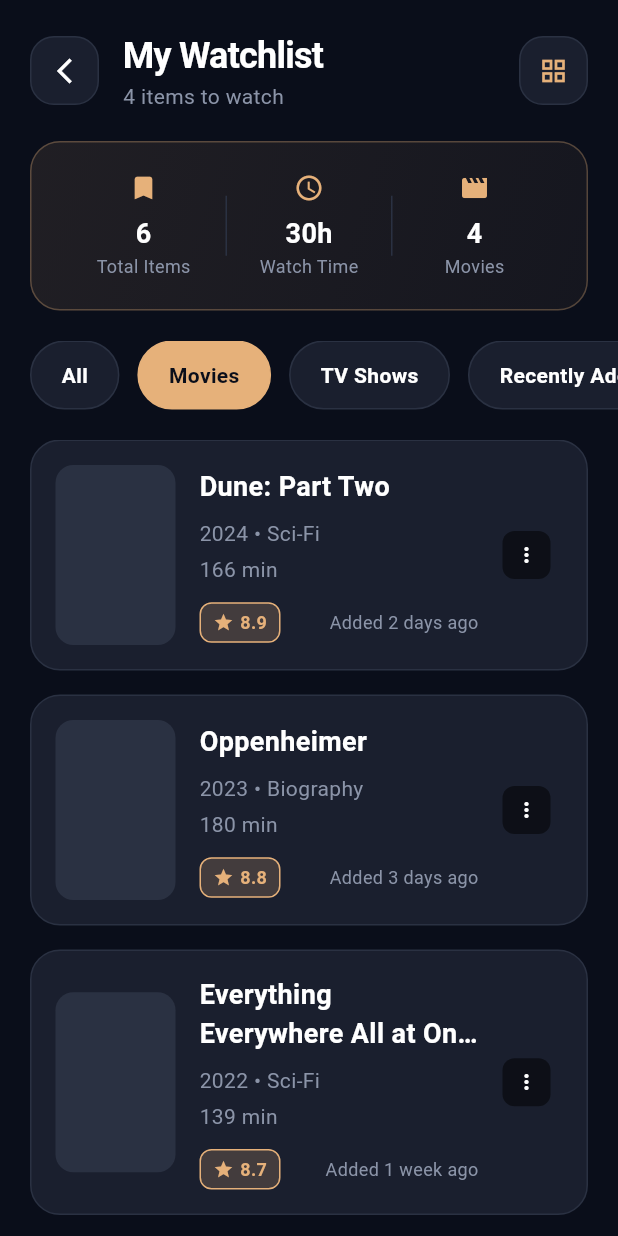
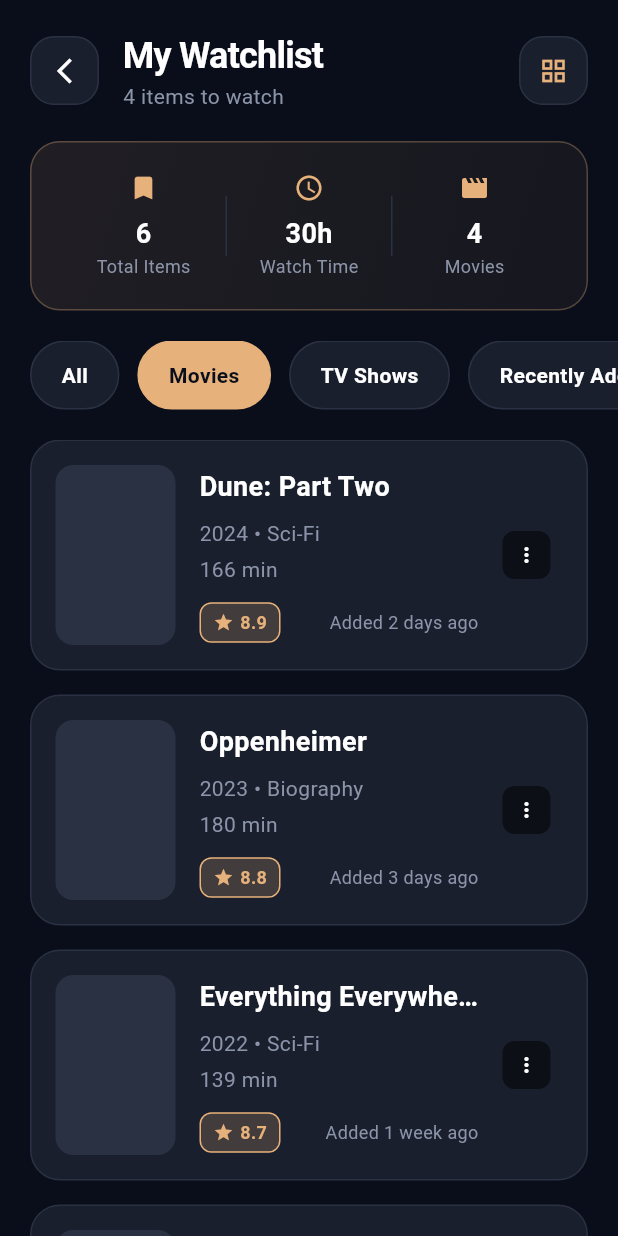
Before and after one commit to Fayroth/cine_nest, a Flutter app: the WatchlistScreen screen opened by its route, after a tap on the "view list" icon, after a tap on "Movies", on a phone screen of 412 x 824 dp. Run offline on Flutter 3.47's test engine with Material 3 defaults, Android fonts, the phone set to English and light mode, and no system bars.

Commit message:
changed back to the first implementation of WatchList.dart and set maxlines to 1 instead of 2 in the movie cards so everythings looks good now

```diff
--- a/lib/UI/screens/WatchList.dart
+++ b/lib/UI/screens/WatchList.dart
@@ -395,40 +395,32 @@
               ),
             ),
           ),
-          Container(
-            height: 100, // Fixed height for consistent layout
+          Expanded(
+            flex: 2,
+            child: Padding(
               padding: EdgeInsets.all(16),
               child: Column(
                 crossAxisAlignment: CrossAxisAlignment.start,
                 children: [
-                // Title with fixed height
-                SizedBox(
-                  height: 40, // Fixed height for title area
-                  child: Text(
+                  Text(
                     item['title'],
                     style: TextStyle(
                       color: Colors.white,
                       fontSize: 16,
                       fontWeight: FontWeight.w600,
-                      height: 1.2,
                     ),
-                    maxLines: 2,
+                    maxLines: 1,
                     overflow: TextOverflow.ellipsis,
                   ),
-                ),
-                SizedBox(height: 8),
-                // Genre and year
+                  SizedBox(height: 4),
                   Text(
                     '${item['year']} • ${item['genre']}',
                     style: TextStyle(
                       color: Color(0xFF8B94A8),
                       fontSize: 12,
                     ),
-                  maxLines: 1,
-                  overflow: TextOverflow.ellipsis,
                   ),
                   Spacer(),
-                // Rating at bottom
                   Row(
                     children: [
                       Icon(Icons.star, color: Color(0xFFE6B17A), size: 14),
@@ -444,6 +436,7 @@
                     ],
                   ),
                 ],
+              ),
             ),
           ),
         ],
@@ -482,7 +475,7 @@
                     fontSize: 18,
                     fontWeight: FontWeight.w600,
                   ),
-                  maxLines: 2,
+                  maxLines: 1,
                   overflow: TextOverflow.ellipsis,
                 ),
                 SizedBox(height: 8),
```
Lines whose indentation alone changed are shown as unchanged.
